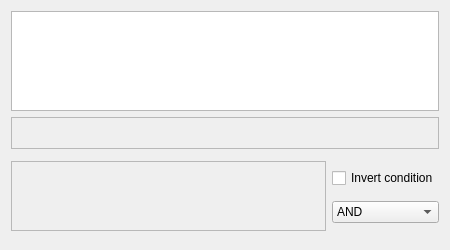
Qt form src/dialogs/EditFilterDialog.ui (KDE/amarok) before a commit.
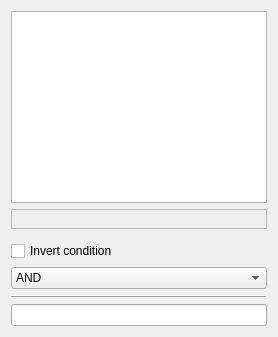
The same form after that commit. Custom widgets are drawn as their Qt base class.

What changed in the file:
```diff
--- a/src/dialogs/EditFilterDialog.ui
+++ b/src/dialogs/EditFilterDialog.ui
@@ -2,199 +2,91 @@
 <ui version="4.0">
  <class>EditFilterDialog</class>
  <widget class="QWidget" name="EditFilterDialog">
-  <property name="geometry">
-   <rect>
-    <x>0</x>
-    <y>0</y>
-    <width>450</width>
-    <height>250</height>
-   </rect>
-  </property>
-  <property name="sizePolicy">
-   <sizepolicy hsizetype="Preferred" vsizetype="Preferred">
-    <horstretch>0</horstretch>
-    <verstretch>0</verstretch>
-   </sizepolicy>
-  </property>
-  <property name="minimumSize">
-   <size>
-    <width>450</width>
-    <height>250</height>
-   </size>
-  </property>
-  <property name="baseSize">
-   <size>
-    <width>625</width>
-    <height>500</height>
-   </size>
-  </property>
-  <layout class="QVBoxLayout" name="verticalLayout_2">
+  <layout class="QVBoxLayout" name="verticalLayout_2" stretch="1,0,0,0,0,0,0">
    <item>
     <widget class="TokenPool" name="tpTokenPool">
      <property name="sizePolicy">
-      <sizepolicy hsizetype="Expanding" vsizetype="Maximum">
+      <sizepolicy hsizetype="Expanding" vsizetype="Preferred">
        <horstretch>0</horstretch>
        <verstretch>0</verstretch>
       </sizepolicy>
      </property>
-     <property name="minimumSize">
-      <size>
-       <width>0</width>
-       <height>90</height>
-      </size>
-     </property>
-     <property name="maximumSize">
-      <size>
-       <width>16777215</width>
-       <height>100</height>
-      </size>
-     </property>
-     <property name="dragDropMode">
-      <enum>QAbstractItemView::NoDragDrop</enum>
-     </property>
-     <property name="iconSize">
-      <size>
-       <width>48</width>
-       <height>48</height>
-      </size>
-     </property>
-     <property name="textElideMode">
-      <enum>Qt::ElideNone</enum>
-     </property>
-     <property name="movement">
-      <enum>QListView::Static</enum>
-     </property>
-     <property name="isWrapping" stdset="0">
-      <bool>false</bool>
-     </property>
-     <property name="layoutMode">
-      <enum>QListView::Batched</enum>
-     </property>
-     <property name="viewMode">
-      <enum>QListView::IconMode</enum>
-     </property>
-     <property name="mimeType" stdset="0">
-      <string notr="true">application/x-amarok-tag-token</string>
-     </property>
     </widget>
    </item>
    <item>
     <widget class="QFrame" name="dtTokens">
-     <property name="sizePolicy">
-      <sizepolicy hsizetype="Preferred" vsizetype="Fixed">
-       <horstretch>0</horstretch>
-       <verstretch>0</verstretch>
-      </sizepolicy>
-     </property>
-     <property name="minimumSize">
-      <size>
-       <width>0</width>
-       <height>32</height>
-      </size>
-     </property>
      <property name="frameShape">
       <enum>QFrame::StyledPanel</enum>
      </property>
      <property name="frameShadow">
       <enum>QFrame::Sunken</enum>
      </property>
+     <layout class="QVBoxLayout" name="verticalLayout_3">
+      <item>
+       <widget class="TokenDropTarget" name="dropTarget" native="true">
+        <property name="sizePolicy">
+         <sizepolicy hsizetype="Preferred" vsizetype="Minimum">
+          <horstretch>0</horstretch>
+          <verstretch>0</verstretch>
+         </sizepolicy>
+        </property>
+        <property name="focusPolicy">
+         <enum>Qt::StrongFocus</enum>
+        </property>
+       </widget>
+      </item>
+     </layout>
     </widget>
    </item>
    <item>
     <widget class="MetaQueryWidget" name="mqwAttributeEditor" native="true">
      <property name="sizePolicy">
-      <sizepolicy hsizetype="Preferred" vsizetype="Preferred">
+      <sizepolicy hsizetype="Preferred" vsizetype="Minimum">
        <horstretch>0</horstretch>
        <verstretch>0</verstretch>
       </sizepolicy>
      </property>
+     <property name="focusPolicy">
+      <enum>Qt::StrongFocus</enum>
+     </property>
      <property name="hideFieldSelector" stdset="0">
       <bool>true</bool>
      </property>
     </widget>
    </item>
    <item>
-    <layout class="QHBoxLayout" name="horizontalLayout">
+    <widget class="QCheckBox" name="cbInvert">
+     <property name="text">
+      <string>Invert condition</string>
+     </property>
+    </widget>
+   </item>
+   <item>
+    <widget class="QComboBox" name="cbAndOr">
      <item>
-      <widget class="QScrollArea" name="scrollArea">
-       <property name="widgetResizable">
-        <bool>true</bool>
-       </property>
-       <widget class="QWidget" name="scrollAreaWidgetContents">
-        <property name="geometry">
-         <rect>
-          <x>0</x>
-          <y>0</y>
-          <width>306</width>
-          <height>58</height>
-         </rect>
-        </property>
-        <layout class="QHBoxLayout" name="horizontalLayout_2">
-         <item>
-          <widget class="QLabel" name="label">
-           <property name="sizePolicy">
-            <sizepolicy hsizetype="Expanding" vsizetype="Preferred">
-             <horstretch>0</horstretch>
-             <verstretch>0</verstretch>
-            </sizepolicy>
-           </property>
-           <property name="minimumSize">
-            <size>
-             <width>0</width>
-             <height>30</height>
-            </size>
-           </property>
-           <property name="text">
-            <string/>
-           </property>
-          </widget>
-         </item>
-        </layout>
-       </widget>
-      </widget>
+      <property name="text">
+       <string>AND</string>
+      </property>
      </item>
      <item>
-      <layout class="QVBoxLayout" name="verticalLayout">
-       <property name="sizeConstraint">
-        <enum>QLayout::SetMinimumSize</enum>
-       </property>
-       <item>
-        <widget class="QCheckBox" name="cbInvert">
-         <property name="text">
-          <string>Invert condition</string>
-         </property>
-        </widget>
-       </item>
-       <item>
-        <widget class="QComboBox" name="cbAndOr">
-         <item>
-          <property name="text">
-           <string>AND</string>
-          </property>
-         </item>
-         <item>
-          <property name="text">
-           <string>OR</string>
-          </property>
-         </item>
-        </widget>
-       </item>
-      </layout>
+      <property name="text">
+       <string>OR</string>
+      </property>
      </item>
-    </layout>
+    </widget>
    </item>
    <item>
-    <spacer name="verticalSpacer">
-     <property name="orientation">
-      <enum>Qt::Vertical</enum>
+    <widget class="QFrame" name="line">
+     <property name="frameShape">
+      <enum>QFrame::HLine</enum>
      </property>
-     <property name="sizeHint" stdset="0">
-      <size>
-       <width>20</width>
-       <height>5</height>
-      </size>
+     <property name="frameShadow">
+      <enum>QFrame::Raised</enum>
      </property>
-    </spacer>
+    </widget>
+   </item>
+   <item>
+    <widget class="QLineEdit" name="searchEdit"/>
    </item>
   </layout>
  </widget>
@@ -204,6 +96,11 @@
    <extends>QListWidget</extends>
    <header location="global">widgets/TokenPool.h</header>
   </customwidget>
+  <customwidget>
+   <class>TokenDropTarget</class>
+   <extends>QWidget</extends>
+   <header location="global">widgets/TokenDropTarget.h</header>
+  </customwidget>
   <customwidget>
    <class>MetaQueryWidget</class>
    <extends>QWidget</extends>
```
Left out of the diff: 8 changed lines with no effect on the pictures.
